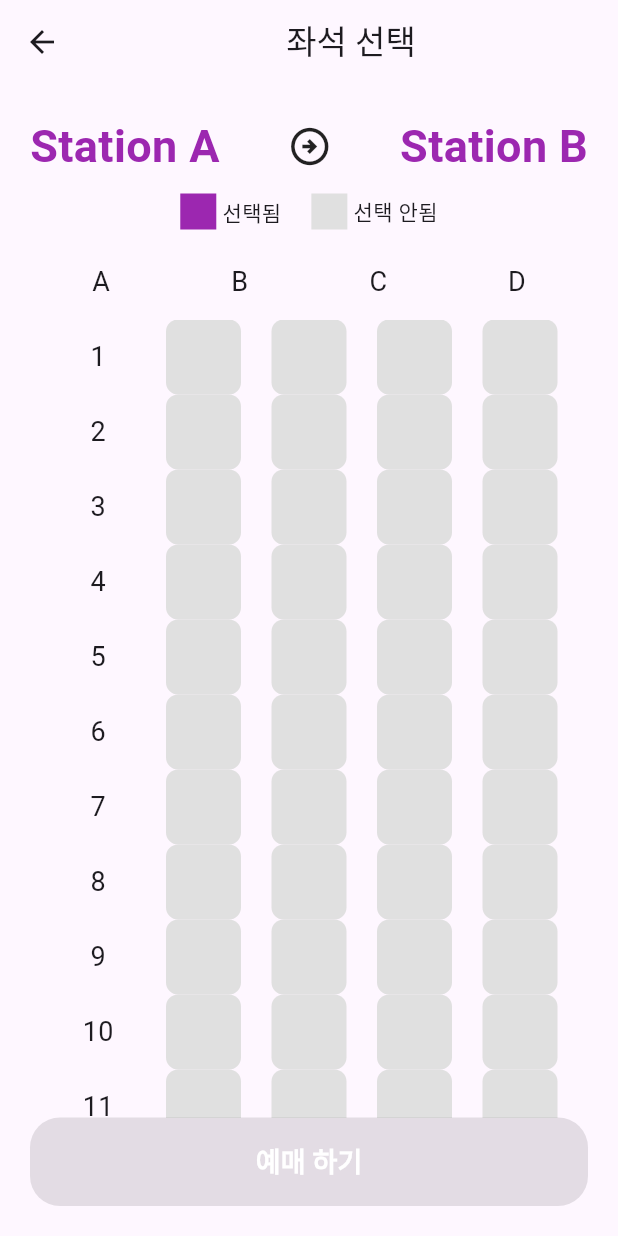
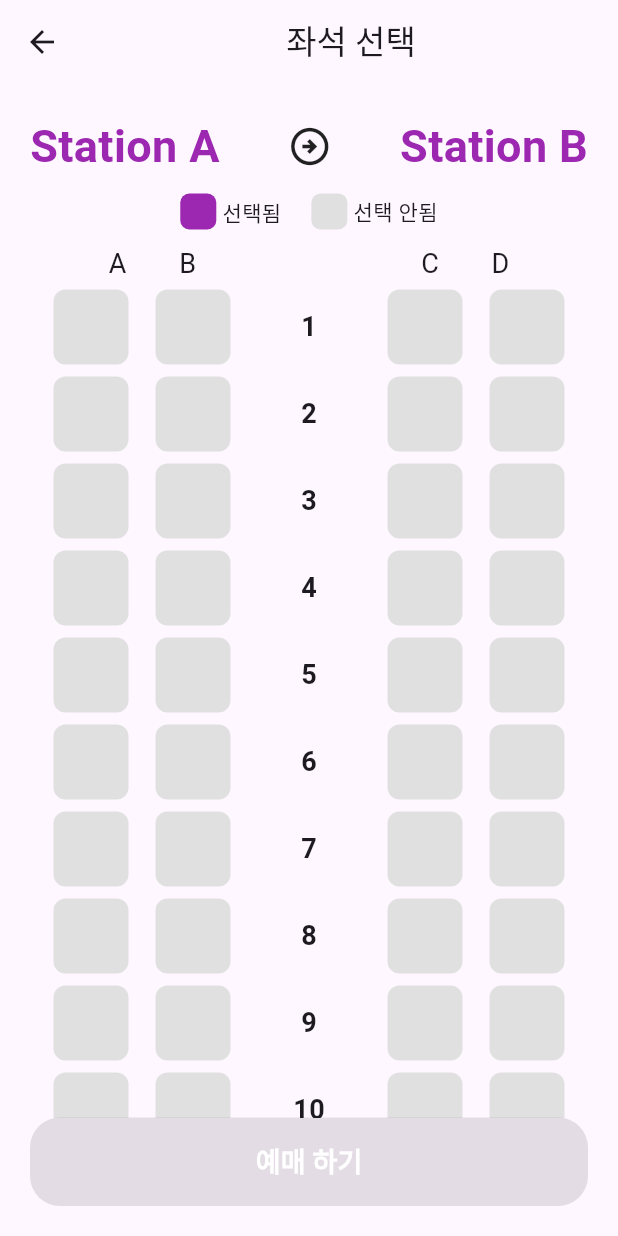
Before and after one commit to Aislyn-cell/flutter_train_app, a Flutter app: the SeatPage screen opened by its route, on a phone screen of 412 x 824 dp. Run offline on Flutter 3.47's test engine with Material 3 defaults, Android fonts, the phone set to English and light mode, and no system bars.

Commit message:
필수 기능 수정했습니다.

```diff
--- a/lib/home_page.dart
+++ b/lib/home_page.dart
@@ -148,10 +148,7 @@ class HomePageState extends State<HomePage> {
           },
           child: Container(
             padding: const EdgeInsets.symmetric(horizontal: 16, vertical: 8),
-            decoration: BoxDecoration(
-              border: Border.all(color: Colors.grey),
-              borderRadius: BorderRadius.circular(8),
-            ),
+            // border 제거
             child: Text(
               selectedStation ?? '선택',
               style: TextStyle(fontSize: 40, color: Colors.black),
--- a/lib/seat_page.dart
+++ b/lib/seat_page.dart
@@ -56,83 +56,78 @@ class _SeatPageState extends State<SeatPage> {
               child: Row(
                 mainAxisAlignment: MainAxisAlignment.center,
                 children: [
-                  Container(width: 24, height: 24, color: Colors.purple),
+                  Container(
+                    width: 24,
+                    height: 24,
+                    decoration: BoxDecoration(
+                      color: Colors.purple,
+                      borderRadius: BorderRadius.circular(6),
+                    ),
+                  ),
                   const SizedBox(width: 4),
                   const Text('선택됨'),
                   const SizedBox(width: 20),
-                  Container(width: 24, height: 24, color: Colors.grey[300]),
+                  Container(
+                    width: 24,
+                    height: 24,
+                    decoration: BoxDecoration(
+                      color: Colors.grey[300],
+                      borderRadius: BorderRadius.circular(6),
+                    ),
+                  ),
                   const SizedBox(width: 4),
                   const Text('선택 안됨'),
                 ],
               ),
             ),
             Row(
-              mainAxisAlignment: MainAxisAlignment.spaceEvenly,
-              children:
-                  ['A', 'B', 'C', 'D']
-                      .map(
-                        (label) => SizedBox(
-                          width: 50,
-                          height: 50,
-                          child: Center(
-                            child: Text(label, style: TextStyle(fontSize: 18)),
-                          ),
-                        ),
-                      )
-                      .toList(),
+              mainAxisAlignment: MainAxisAlignment.spaceAround, // 균등 간격 배치
+              children: [
+                const SizedBox(width: 20), // A, B 시작 위치 조정
+                Text('A', style: TextStyle(fontSize: 18)),
+                Text('B', style: TextStyle(fontSize: 18)),
+                const SizedBox(width: 80), // C, D 시작 위치 조정
+                Text('C', style: TextStyle(fontSize: 18)),
+                Text('D', style: TextStyle(fontSize: 18)),
+                const SizedBox(width: 20),
+              ],
             ),
             Expanded(
               child: ListView.builder(
                 padding: const EdgeInsets.symmetric(horizontal: 20),
-                itemCount: 20,
+                itemCount: 10,
                 itemBuilder: (context, rowIndex) {
                   return Row(
-                    mainAxisAlignment: MainAxisAlignment.spaceEvenly,
+                    mainAxisAlignment:
+                        MainAxisAlignment.spaceAround, // 좌석 그룹 간 간격 조정
                     children: [
+                      Row(
+                        children: [
+                          buildSeat(rowIndex * 4 + 1),
+                          const SizedBox(width: 10), // A, B 좌석 간 간격
+                          buildSeat(rowIndex * 4 + 2),
+                        ],
+                      ),
                       SizedBox(
-                        width: 50,
+                        width: 50, // 숫자 위치 조정
                         height: 50,
                         child: Center(
                           child: Text(
                             (rowIndex + 1).toString(),
-                            style: TextStyle(fontSize: 18),
+                            style: TextStyle(
+                              fontSize: 18,
+                              fontWeight: FontWeight.bold,
+                            ),
                           ),
                         ),
                       ),
-                      ...List.generate(4, (colIndex) {
-                        final seatNumber = rowIndex * 4 + colIndex + 1;
-                        final isSelected = selectedSeats.contains(seatNumber);
-
-                        return GestureDetector(
-                          onTap: () {
-                            setState(() {
-                              if (isSelected) {
-                                selectedSeats.remove(seatNumber);
-                              } else {
-                                selectedSeats.add(seatNumber);
-                              }
-                            });
-                          },
-                          child: Container(
-                            width: 50,
-                            height: 50,
-                            decoration: BoxDecoration(
-                              color:
-                                  isSelected ? Colors.purple : Colors.grey[300],
-                              borderRadius: BorderRadius.circular(8),
-                            ),
-                            child: Center(
-                              child: Text(
-                                '',
-                                style: TextStyle(
-                                  color:
-                                      isSelected ? Colors.white : Colors.black,
-                                ),
-                              ),
-                            ),
-                          ),
-                        );
-                      }),
+                      Row(
+                        children: [
+                          buildSeat(rowIndex * 4 + 3),
+                          const SizedBox(width: 10), // C, D 좌석 간 간격
+                          buildSeat(rowIndex * 4 + 4),
+                        ],
+                      ),
                     ],
                   );
                 },
@@ -195,4 +190,28 @@ class _SeatPageState extends State<SeatPage> {
       ),
     );
   }
+
+  Widget buildSeat(int seatNumber) {
+    final isSelected = selectedSeats.contains(seatNumber);
+    return GestureDetector(
+      onTap: () {
+        setState(() {
+          if (isSelected) {
+            selectedSeats.remove(seatNumber);
+          } else {
+            selectedSeats.add(seatNumber);
+          }
+        });
+      },
+      child: Container(
+        width: 50,
+        height: 50,
+        margin: EdgeInsets.all(4),
+        decoration: BoxDecoration(
+          color: isSelected ? Colors.purple : Colors.grey[300],
+          borderRadius: BorderRadius.circular(8),
+        ),
+      ),
+    );
+  }
 }
```
